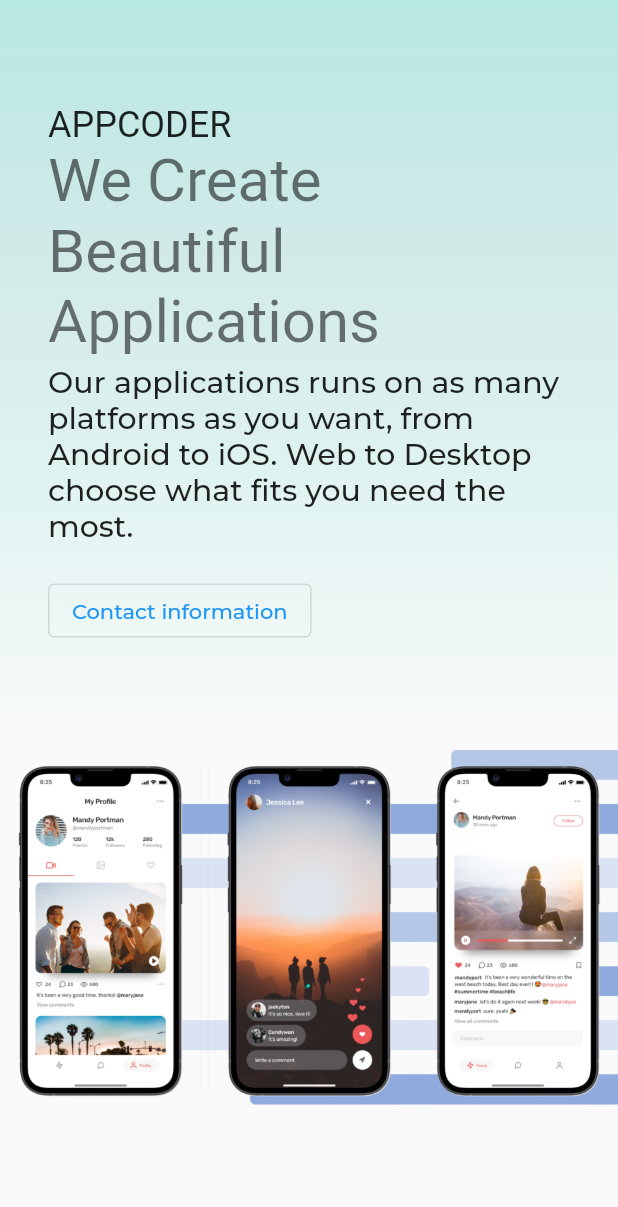
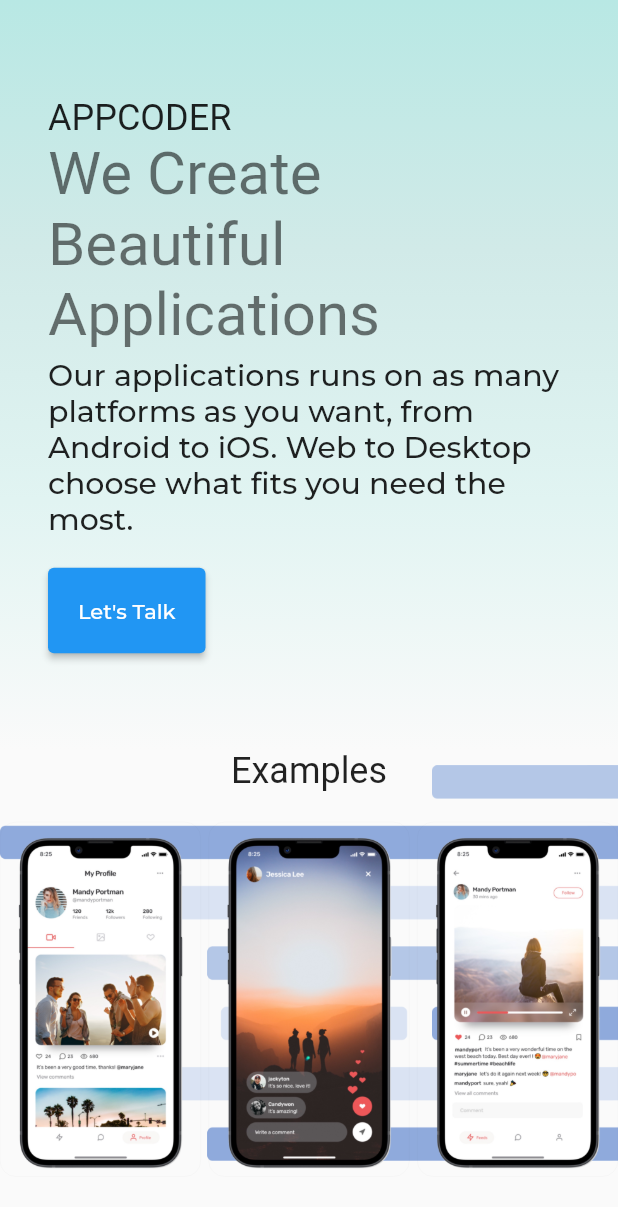
Before and after one commit to sohaibnomanahmed/appcoder, a Flutter app: the screen it shows after launch, on a phone screen of 412 x 824 dp. Shown: the top 1207 px of the screen. Run offline on Flutter 3.47's test engine with Material 2 defaults, Android fonts, the phone set to English and light mode, and no system bars; our stand-ins replace flutter_svg, google_fonts, lottie; Roboto replaces fonts that are missing (Fascinate, Plaster).

```diff
--- a/lib/widgets/example_container.dart
+++ b/lib/widgets/example_container.dart
@@ -1,4 +1,5 @@
 import 'package:flutter/material.dart';
+import 'package:google_fonts/google_fonts.dart';
 
 import 'example_preview.dart';
 
@@ -14,7 +15,13 @@ class ExampleContainer extends StatelessWidget {
       child: Center(
         child: Container(
           constraints: const BoxConstraints(maxWidth: 800),
-          child: FittedBox(
+          child: Column(
+            children: [
+              Text("Examples",
+                  style: GoogleFonts.fascinate(
+                      textStyle: Theme.of(context).textTheme.headlineSmall)),
+              const SizedBox(height: 20),
+              FittedBox(
                 child: Row(
                   mainAxisAlignment: MainAxisAlignment.center,
                   children: const [
@@ -26,6 +33,8 @@ class ExampleContainer extends StatelessWidget {
                   ],
                 ),
               ),
+            ],
+          ),
         ),
       ),
     );
--- a/lib/widgets/footer.dart
+++ b/lib/widgets/footer.dart
@@ -1,4 +1,5 @@
 import 'package:flutter/material.dart';
+import 'package:google_fonts/google_fonts.dart';
 
 class Footer extends StatelessWidget {
   const Footer({Key? key}) : super(key: key);
@@ -8,6 +9,10 @@ class Footer extends StatelessWidget {
     return Container(
       color: Colors.grey.shade900,
       height: 150,
+      alignment: Alignment.center,
+      padding: const EdgeInsets.all(15),
+      child: Text("APPCODER", style: GoogleFonts.plaster(
+                    textStyle: Theme.of(context).textTheme.headlineSmall, color: Colors.white),),
     );
   }
 }
--- a/lib/widgets/header.dart
+++ b/lib/widgets/header.dart
@@ -43,8 +43,10 @@ class Header extends StatelessWidget {
                   "Our applications runs on as many platforms as you want, from Android to iOS. Web to Desktop choose what fits you need the most.",
                   style: Theme.of(context).textTheme.titleLarge),
               const SizedBox(height: 20),
-              OutlinedButton(
-                  onPressed: () {}, child: const Text("Contact information"))
+              ElevatedButton(onPressed: (){},  style: TextButton.styleFrom(
+                backgroundColor: Theme.of(context).primaryColor,
+                padding: const EdgeInsets.all(20)
+              ),child: const Text("Let's Talk"),)
             ],
           ),
         ),
--- a/pubspec.yaml
+++ b/pubspec.yaml
@@ -37,6 +37,8 @@ dependencies:
   wave: ^0.2.2
   google_fonts: ^3.0.1
   lottie: ^1.4.2
+  flutter_svg: ^1.1.5
+
 
 dev_dependencies:
   flutter_test:
```
Also changed, not shown: lib/widgets/info_container.dart (+61 -15 lines), lib/widgets/price_card.dart (+25 -8 lines), lib/widgets/price_container.dart (+9 -6 lines), lib/widgets/price_feature.dart (+5 -10 lines), assets/images/laptop.svg (added), pubspec.lock, 3 other files. Lines whose indentation alone changed are shown as unchanged.
